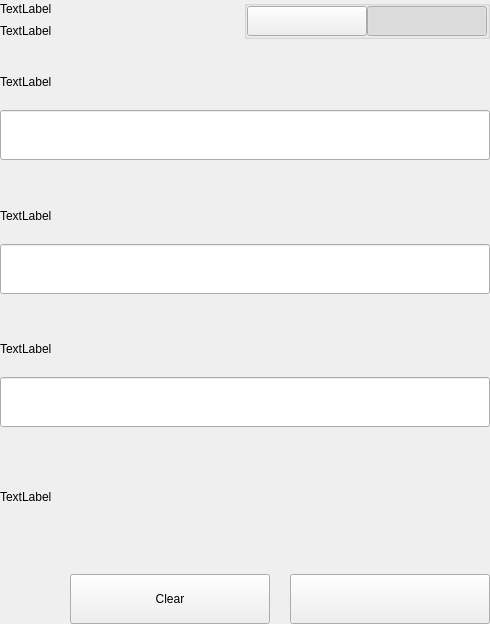
minerric/BLTG, file src/qt/bltg/settings/forms/settingsbittoolwidget.ui: the form before one commit.
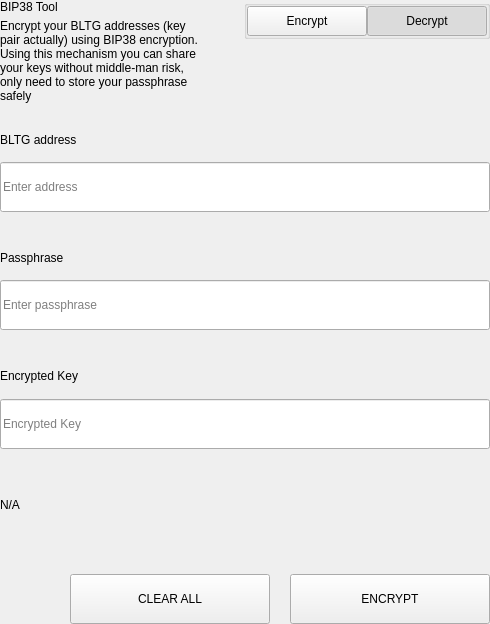
The form after the commit.

Patch:
```diff
--- a/src/qt/bltg/settings/forms/settingsbittoolwidget.ui
+++ b/src/qt/bltg/settings/forms/settingsbittoolwidget.ui
@@ -62,14 +62,15 @@
             <item>
              <widget class="QLabel" name="labelTitle">
               <property name="text">
-               <string>TextLabel</string>
+               <string>BIP38 Tool</string>
               </property>
              </widget>
             </item>
             <item>
              <widget class="QLabel" name="labelSubtitle1">
               <property name="text">
-               <string>TextLabel</string>
+               <string>Encrypt your BLTG addresses (key pair actually) using BIP38 encryption.
+Using this mechanism you can share your keys without middle-man risk, only need to store your passphrase safely</string>
               </property>
               <property name="wordWrap">
                <bool>true</bool>
@@ -133,7 +134,7 @@
                 <enum>Qt::NoFocus</enum>
                </property>
                <property name="text">
-                <string/>
+                <string>Encrypt</string>
                </property>
                <property name="checkable">
                 <bool>true</bool>
@@ -161,7 +162,7 @@
                 <enum>Qt::NoFocus</enum>
                </property>
                <property name="text">
-                <string/>
+                <string>Decrypt</string>
                </property>
                <property name="checkable">
                 <bool>true</bool>
@@ -647,7 +648,7 @@
                   </size>
                  </property>
                  <property name="text">
-                  <string>TextLabel</string>
+                  <string>BLTG address</string>
                  </property>
                 </widget>
                </item>
@@ -659,6 +660,9 @@
                    <height>50</height>
                   </size>
                  </property>
+                 <property name="placeholderText">
+                  <string>Enter address</string>
+                 </property>
                 </widget>
                </item>
               </layout>
@@ -718,7 +722,7 @@
                     </size>
                    </property>
                    <property name="text">
-                    <string>TextLabel</string>
+                    <string>Passphrase</string>
                    </property>
                   </widget>
                  </item>
@@ -736,6 +740,9 @@
                      <height>50</height>
                     </size>
                    </property>
+                   <property name="placeholderText">
+                    <string>Enter passphrase</string>
+                   </property>
                   </widget>
                  </item>
                 </layout>
@@ -801,7 +808,7 @@
                   </size>
                  </property>
                  <property name="text">
-                  <string>TextLabel</string>
+                  <string>Encrypted Key</string>
                  </property>
                 </widget>
                </item>
@@ -813,6 +820,9 @@
                    <height>50</height>
                   </size>
                  </property>
+                 <property name="placeholderText">
+                  <string>Encrypted Key</string>
+                 </property>
                 </widget>
                </item>
               </layout>
@@ -821,7 +831,7 @@
             <item>
              <widget class="QLabel" name="statusLabel_ENC">
               <property name="text">
-               <string>TextLabel</string>
+               <string notr="true">N/A</string>
               </property>
              </widget>
             </item>
@@ -874,7 +884,7 @@
                  <enum>Qt::NoFocus</enum>
                 </property>
                 <property name="text">
-                 <string>Clear</string>
+                 <string>CLEAR ALL</string>
                 </property>
                </widget>
               </item>
@@ -912,7 +922,7 @@
                  <enum>Qt::NoFocus</enum>
                 </property>
                 <property name="text">
-                 <string/>
+                 <string>ENCRYPT</string>
                 </property>
                </widget>
               </item>
```
Left out of the diff: 21 changed lines with no effect on the pictures.
